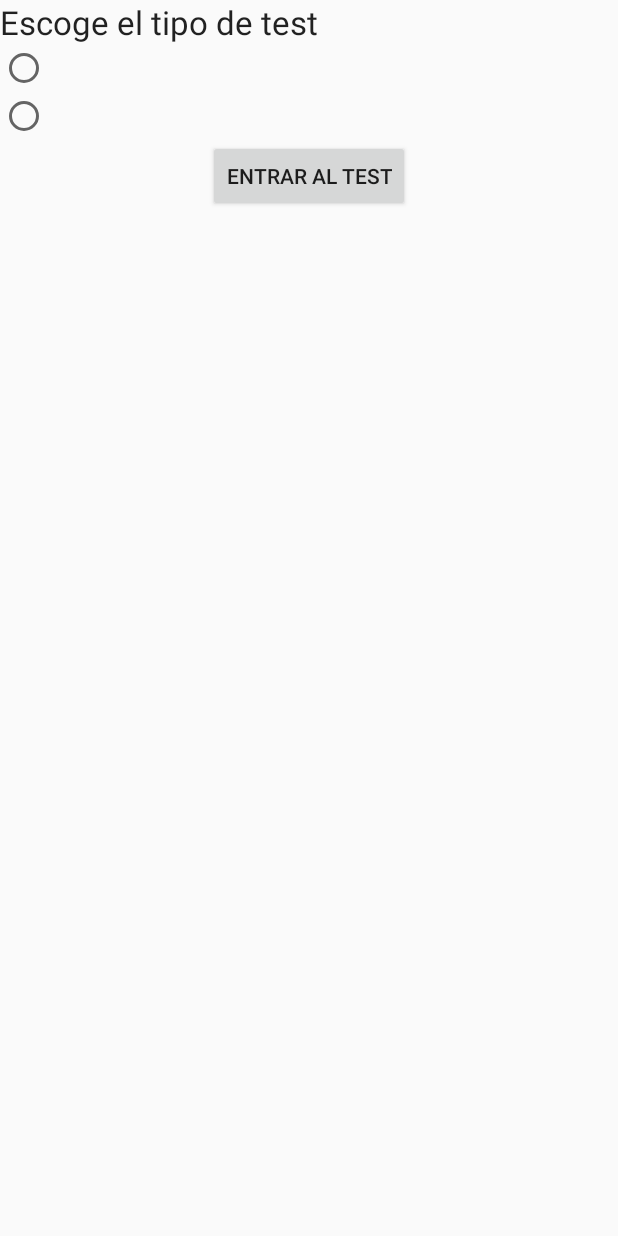
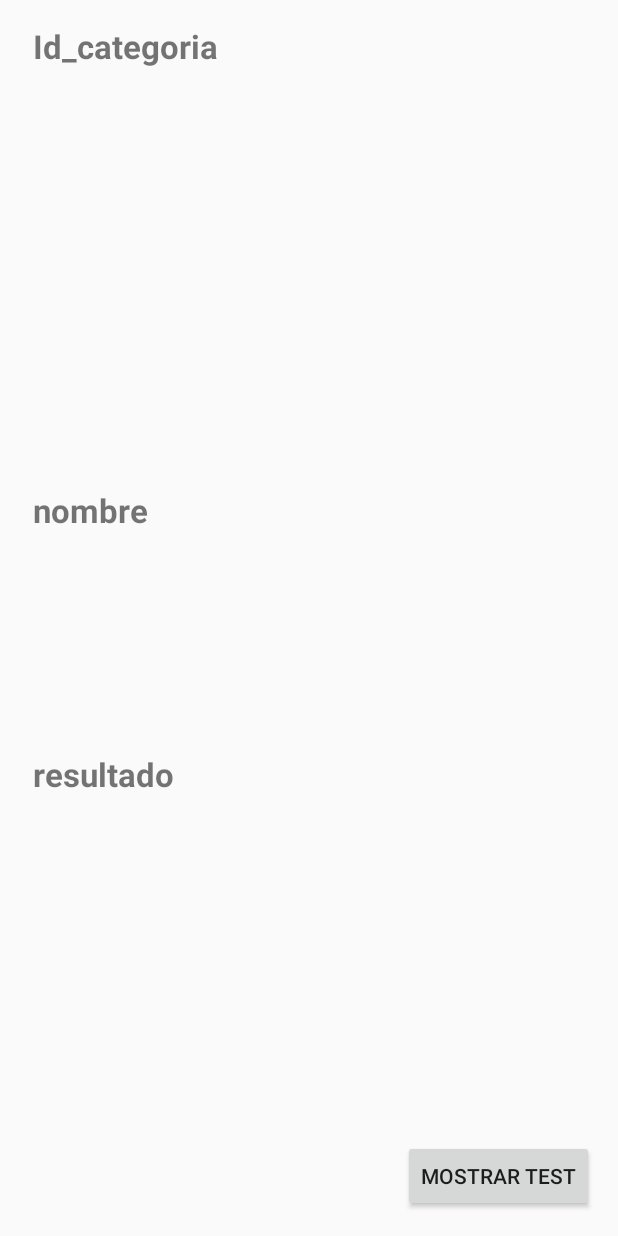
Before and after one commit to lalocl/quepues, an Android app: the screen it shows after launch (MainActivity before the commit, MainActivityPruebas after it), on a phone screen of 412 x 824 dp. Run offline under Robolectric (Android 15) with nearby library versions, the phone set to English and light mode, and no system bars.

Commit message:
CategoriaDAO OK

```diff
--- a/app/src/main/AndroidManifest.xml
+++ b/app/src/main/AndroidManifest.xml
@@ -8,7 +8,7 @@
         android:supportsRtl="true"
         android:theme="@style/AppTheme">
 
-        <!--
+
         <activity
             android:name=".activity.MainActivityPruebas"
             android:label="@string/app_name" >
@@ -18,8 +18,8 @@
                 <category android:name="android.intent.category.LAUNCHER" />
             </intent-filter>
         </activity>
-        -->
 
+        <!--
        <activity
            android:name=".activity.MainActivity"
            android:label="@string/app_name" >
@@ -29,7 +29,7 @@
                <category android:name="android.intent.category.LAUNCHER" />
            </intent-filter>
        </activity>
-
+        -->
 
         <activity
             android:name=".activity.TesterActivity"
--- a/app/src/main/java/com/wordpress/appsandroidsite/quepues/BBDD/DBHelper.java
+++ b/app/src/main/java/com/wordpress/appsandroidsite/quepues/BBDD/DBHelper.java
@@ -12,6 +12,7 @@ import android.content.Context;
 import android.database.sqlite.SQLiteDatabase;
 import android.database.sqlite.SQLiteOpenHelper;
 
+import com.wordpress.appsandroidsite.quepues.modelo.Categoria;
 import com.wordpress.appsandroidsite.quepues.modelo.Pregunta;
 import com.wordpress.appsandroidsite.quepues.modelo.Test;
 
@@ -30,7 +31,7 @@ public class DBHelper extends SQLiteOpenHelper {
 
     //Cada vez que modifiquemos la base de datos hay que incrementar en uno el valor de esta variable
 
-    private static final int DATABASE_VERSION = 4;
+    private static final int DATABASE_VERSION = 5;
     //Nombre de la base de datos
     private static final String DATABASE_NAME="test.db";
 
@@ -51,6 +52,10 @@ public class DBHelper extends SQLiteOpenHelper {
         String CREATE_TABLE_TEST = " CREATE TABLE " + Test.TABLE + "("
                 + Test.KEY_ID + " INTEGER PRIMARY KEY AUTOINCREMENT , "
                 + Test.KEY_tipe + " TEXT)";
+        String CREATE_TABLE_CATEGORY= " CREATE TABLE " + Categoria.TABLE + "("
+                + Categoria.KEY_ID + " INTEGER PRIMARY KEY AUTOINCREMENT , "
+                + Categoria.KEY_name + " TEXT,"
+                + Categoria.KEY_result + " TEXT)";
 
         String CREATE_TABLE_QUESTION = "CREATE TABLE " + Pregunta.TABLE  + "("
                 + Pregunta.KEY_ID  + " INTEGER PRIMARY KEY AUTOINCREMENT ,"
@@ -59,9 +64,12 @@ public class DBHelper extends SQLiteOpenHelper {
                 + Pregunta.KEY_number  + " INTEGER, "
                 + " FOREIGN KEY ("+Pregunta.KEY_ID_test+") REFERENCES "+Test.TABLE+"("+Test.KEY_ID+")"
                 +");";
+
+
         db.execSQL("PRAGMA foreign_keys =ON;");
         db.execSQL(CREATE_TABLE_TEST);
         db.execSQL(CREATE_TABLE_QUESTION);
+        db.execSQL(CREATE_TABLE_CATEGORY);
 
         /*
         ContentValues values = new ContentValues();
@@ -83,6 +91,7 @@ public class DBHelper extends SQLiteOpenHelper {
     public void onUpgrade(SQLiteDatabase db, int oldVersion, int newVersion) {
         db.execSQL("DROP TABLE IF EXISTS " + Pregunta.TABLE);
         db.execSQL("DROP TABLE IF EXISTS " + Test.TABLE);
+        db.execSQL("DROP TABLE IF EXISTS " + Categoria.TABLE);
         onCreate(db);
 
     }
--- a/app/src/main/java/com/wordpress/appsandroidsite/quepues/activity/MainActivityPruebas.java
+++ b/app/src/main/java/com/wordpress/appsandroidsite/quepues/activity/MainActivityPruebas.java
@@ -12,9 +12,11 @@ import android.widget.TextView;
 import android.widget.Toast;
 
 import com.wordpress.appsandroidsite.quepues.BBDD.DBHelper;
+import com.wordpress.appsandroidsite.quepues.DAO.CategoriaDAO;
 import com.wordpress.appsandroidsite.quepues.DAO.PreguntaDAO;
 import com.wordpress.appsandroidsite.quepues.DAO.TestDAO;
 import com.wordpress.appsandroidsite.quepues.R;
+import com.wordpress.appsandroidsite.quepues.modelo.Categoria;
 import com.wordpress.appsandroidsite.quepues.modelo.Pregunta;
 import com.wordpress.appsandroidsite.quepues.modelo.Test;
 
@@ -37,34 +39,71 @@ public class MainActivityPruebas extends Activity implements View.OnClickListene
     Test test;
 */
 
+    /*
     //Preguntas
     TextView pregunta_id;
     TextView texto_pregunta;
     TextView numero_pregunta;
     TextView pregunta_test_id;
     Pregunta pregunta;
+    */
 
+    //Categoria
+    TextView categoria_Id;
+    TextView nombre_categoria;
+    TextView resultado_categoria;
+    Categoria categoria;
 
 
 
 
     @Override
     public void onClick(View v) {
+        Log.i(TAG, "Pulsado botón");
+
+        categoria_Id=(TextView)findViewById(R.id.categoria_Id);
+        nombre_categoria=(TextView)findViewById(R.id.nombre_categoria);
+        resultado_categoria=(TextView)findViewById(R.id.resultado_categoria);
+
+
+        //INSERTAR CATEGORIA
+    /*    CategoriaDAO categoriaDAO= new CategoriaDAO(MainActivityPruebas.this);
+        Categoria nuevaCategoria= new Categoria();
+        nuevaCategoria.nombre="Gestión";
+        nuevaCategoria.resultado="Gestión y Administración:  Desarrollar la actividad laboral dentro de la administración de las empresas.";
+        int idCategoria=categoriaDAO.insert(nuevaCategoria);
+        Toast toastT=Toast.makeText(this, "Agregado con: " + idCategoria, Toast.LENGTH_SHORT);
+        toastT.show();*/
+
+        //BUSCAR CATEGORIA
+        CategoriaDAO categoriaDAO2= new CategoriaDAO(MainActivityPruebas.this);
+        categoria= categoriaDAO2.getById(1);
+        categoria_Id.setText(String.valueOf(categoria.categoria_ID));
+        nombre_categoria.setText(categoria.nombre);
+        resultado_categoria.setText(categoria.resultado);
+
+
+
+
+
+
+
+
 
     /*
         test_id = (TextView) findViewById(R.id.test_Id);
         tipo=(TextView) findViewById(R.id.tipo);
-*/
+
         //INSERTAR TEST
-     /*  TestDAO testDAO= new TestDAO(MainActivityPruebas.this);
+      TestDAO testDAO= new TestDAO(MainActivityPruebas.this);
         Test nuevoTest = new Test();
         nuevoTest.tipo="Aula 10";
         int idTest= testDAO.insert(nuevoTest);
         Toast toastT=Toast.makeText(this,"Agregado test con id " + idTest, Toast.LENGTH_SHORT);
-        toastT.show();*/
+        toastT.show();
         nuevoTest("Aula 10");
         nuevoTest("Escuela Negocio");
-/*
+
         //BUSCAR TEST
         TestDAO testDAO2= new TestDAO(MainActivity.this);
         test=testDAO2.getTipeById(2);
@@ -74,7 +113,7 @@ public class MainActivityPruebas extends Activity implements View.OnClickListene
         */
 
 
-      Log.i(TAG, "Pulsado botón");
+    /*
         texto_pregunta = (TextView) findViewById(R.id.texto_pregunta);
         pregunta_test_id=(TextView) findViewById(R.id.test_Id);
         numero_pregunta=(TextView) findViewById(R.id.numero_pregunta);
@@ -96,17 +135,17 @@ public class MainActivityPruebas extends Activity implements View.OnClickListene
             Toast toast = Toast.makeText(this, "No se ha podido agregar la pregunta, comprueba que existe el test al que desea agregarlo", Toast.LENGTH_SHORT);
             toast.show();
         }
-        /*
+
         //PRUEBAS DE BUSCAR PREGUNTAS
         //a) Pregunta por Id
         PreguntaDAO preguntaDAO = new PreguntaDAO(MainActivity.this);
         pregunta=preguntaDAO.getById(21);
         texto_pregunta.setText(pregunta.texto);
         pregunta_test_id.setText(String.valueOf(pregunta.test_ID));
-        numero_pregunta.setText(String.valueOf(pregunta.numero));*/
+        numero_pregunta.setText(String.valueOf(pregunta.numero));
 
         //b) Lista de preguntas por idTest
-/*
+
         int preguntaAMostrar=16;
 
         PreguntaDAO preguntaDAO2 = new PreguntaDAO(MainActivity.this);
@@ -157,8 +196,18 @@ public class MainActivityPruebas extends Activity implements View.OnClickListene
         SQLiteDatabase db = dbHelper.getWritableDatabase();
 /*
     Descomentar para hacer pruebas con los registros
+
+
+    //Insertar las 8 categorias
+
+    //Insertar los 2 tipos de test
+        nuevoTest("Aula 10");
+        nuevoTest("Escuela Negocio");
+
+    //Insertar n preguntas para cada test
+        int n=20;
         ContentValues values = new ContentValues();
-        for(int i=0;i<20;i++) {
+        for(int i=0;i<n;i++) {
             values = new ContentValues();
             values.put(Pregunta.KEY_number, (i+1));
             values.put(Pregunta.KEY_text, "Pregunta " + (i+1));
--- a/app/src/main/res/layout/main.xml
+++ b/app/src/main/res/layout/main.xml
@@ -4,14 +4,17 @@
     android:orientation="vertical"
     android:layout_width="match_parent"
     android:layout_height="match_parent"
-    tools:context=".MainActivity">
-
-  <include layout="@layout/opcion_test"/>
-
-    <!--tools:context="MainActivityPruebas">-->
+    tools:context="MainActivityPruebas">
     <!-- <include layout="@layout/pruebas"/>-->
     <!--<include layout ="@layout/prueba_preguntas"/>-->
    <!-- <include layout ="@layout/pruebas_test"/>-->
+    <include layout ="@layout/pruebas_categoria"/>
+
+
+   <!-- // Tester funcionalidad completa
+   tools:context=".MainActivity">
+
+<include layout="@layout/opcion_test"/> -->
 
 
 
--- /dev/null
+++ b/app/src/main/res/layout/pruebas_categoria.xml
@@ -0,0 +1,65 @@
+<RelativeLayout xmlns:android="http://schemas.android.com/apk/res/android"
+    xmlns:tools="http://schemas.android.com/tools" android:layout_width="match_parent"
+    android:layout_height="match_parent" android:paddingLeft="16dp"
+    android:paddingRight="16dp"
+    android:paddingTop="16dp"
+    android:paddingBottom="16dp" tools:context=".MainActivity">
+
+    <Button
+        android:layout_width="wrap_content"
+        android:layout_height="wrap_content"
+        android:text="Mostrar Test"
+        android:id="@+id/mostrar"
+        android:layout_alignParentBottom="true"
+        android:layout_alignParentRight="true" />
+
+
+    <TextView
+        android:id="@+id/categoria_Id"
+        android:layout_width="fill_parent"
+        android:layout_height="wrap_content"
+        android:gravity="center_vertical"
+        android:text="Id_categoria"
+        android:paddingLeft="6dip"
+        android:textSize="22sp"
+        android:textStyle="bold"
+        android:visibility="visible"
+        android:layout_alignParentLeft="true"
+        android:layout_alignParentStart="true">
+
+    </TextView>
+
+    <TextView
+    android:id="@+id/nombre_categoria"
+
+    android:layout_width="match_parent"
+    android:layout_height="match_parent"
+    android:gravity="center_vertical"
+    android:text="nombre"
+    android:paddingLeft="6dip"
+    android:textSize="22sp"
+    android:textStyle="bold"
+    android:visibility="visible"
+        android:layout_above="@+id/mostrar"
+        android:layout_alignParentLeft="true"
+        android:layout_alignParentStart="true"
+        android:layout_marginBottom="95dp" />
+    <TextView
+        android:id="@+id/resultado_categoria"
+
+        android:layout_width="match_parent"
+        android:layout_height="match_parent"
+        android:gravity="center_vertical"
+        android:text="resultado"
+        android:paddingLeft="6dip"
+        android:textSize="22sp"
+        android:textStyle="bold"
+        android:visibility="visible"
+        android:layout_marginTop="179dp"
+        android:layout_below="@+id/categoria_Id"
+        android:layout_alignParentLeft="true"
+        android:layout_alignParentStart="true" />
+
+
+
+</RelativeLayout>
```
Also changed, not shown: app/src/main/java/com/wordpress/appsandroidsite/quepues/DAO/CategoriaDAO.java (+77 -0 lines), app/src/main/java/com/wordpress/appsandroidsite/quepues/DAO/OpcionDAO.java (+88 -0 lines), app/src/main/java/com/wordpress/appsandroidsite/quepues/DAO/UrlDAO.java (+37 -0 lines), app/src/main/java/com/wordpress/appsandroidsite/quepues/modelo/Categoria.java (+5 -5 lines). Lines whose indentation alone changed are shown as unchanged.
